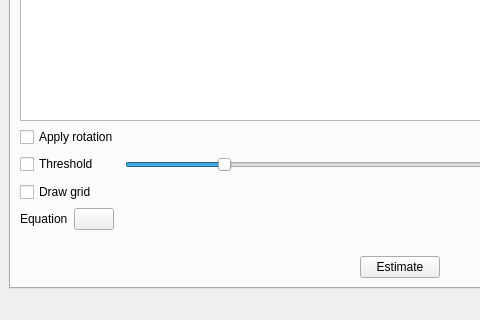
This is openhsl/gui/device/hs_device_mainwindow.ui in OpenHSL/OpenHSL as Qt 5 draws it before an edit; both pictures show x 0 to 480 and y 480 to 800 of the 800 by 800 pixel window. The edited form follows.
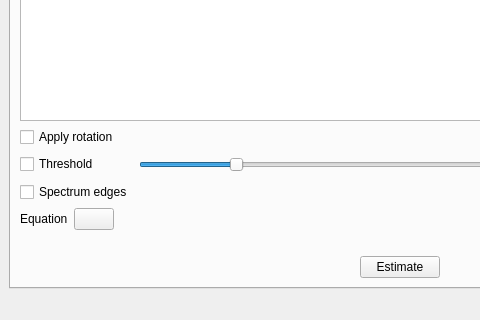
This is the edited form. The open tabs and pages were chosen to show the change. Custom widgets are drawn as their Qt base class.

Commit message: add: gui: barrel distortion: spectrum corners detection

Patch:
```diff
--- a/openhsl/gui/device/hs_device_mainwindow.ui
+++ b/openhsl/gui/device/hs_device_mainwindow.ui
@@ -270,7 +270,7 @@
           <item row="2" column="0">
            <widget class="QCheckBox" name="bdtDrawGrid_checkBox">
             <property name="text">
-             <string>Draw grid</string>
+             <string>Spectrum edges</string>
             </property>
            </widget>
           </item>
```
Left out of the diff: 2 changed lines with no effect on the pictures. The commit also changes 3 other files.
